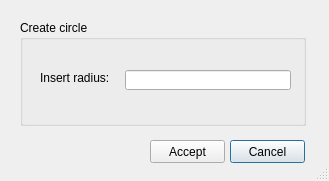
First picture: the form in ui/cad_add_circle.ui, repository Giswater/giswater_qgis_plugin, before the edit.
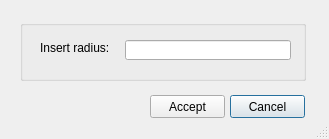
Second picture: the form after the edit.

```diff
--- a/ui/cad_add_circle.ui
+++ b/ui/cad_add_circle.ui
@@ -7,7 +7,7 @@
     <x>0</x>
     <y>0</y>
     <width>329</width>
-    <height>181</height>
+    <height>139</height>
    </rect>
   </property>
   <property name="windowTitle">
@@ -20,7 +20,7 @@
    <property name="geometry">
     <rect>
      <x>230</x>
-     <y>140</y>
+     <y>95</y>
      <width>75</width>
      <height>23</height>
     </rect>
@@ -35,17 +35,17 @@
      <x>20</x>
      <y>20</y>
      <width>286</width>
-     <height>106</height>
+     <height>61</height>
     </rect>
    </property>
    <property name="title">
-    <string>Create circle</string>
+    <string/>
    </property>
    <widget class="QLineEdit" name="radius">
     <property name="geometry">
      <rect>
       <x>105</x>
-      <y>50</y>
+      <y>20</y>
       <width>166</width>
       <height>20</height>
      </rect>
@@ -55,7 +55,7 @@
     <property name="geometry">
      <rect>
       <x>20</x>
-      <y>50</y>
+      <y>20</y>
       <width>106</width>
       <height>16</height>
      </rect>
@@ -69,7 +69,7 @@
    <property name="geometry">
     <rect>
      <x>150</x>
-     <y>140</y>
+     <y>95</y>
      <width>75</width>
      <height>23</height>
     </rect>
```
